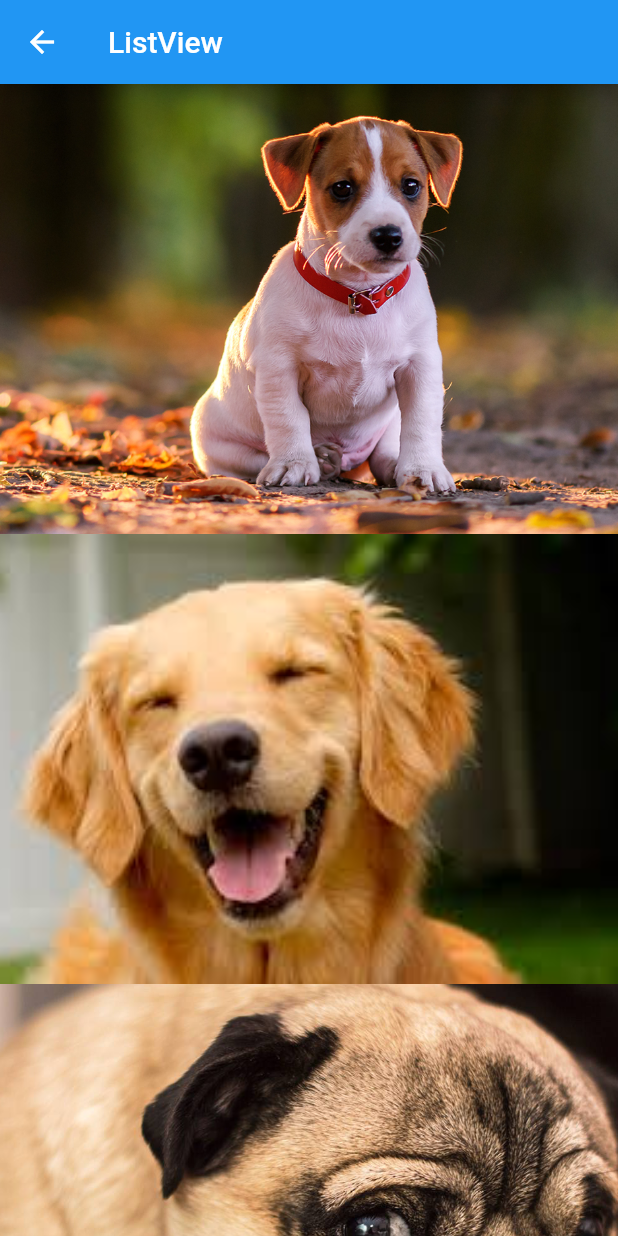
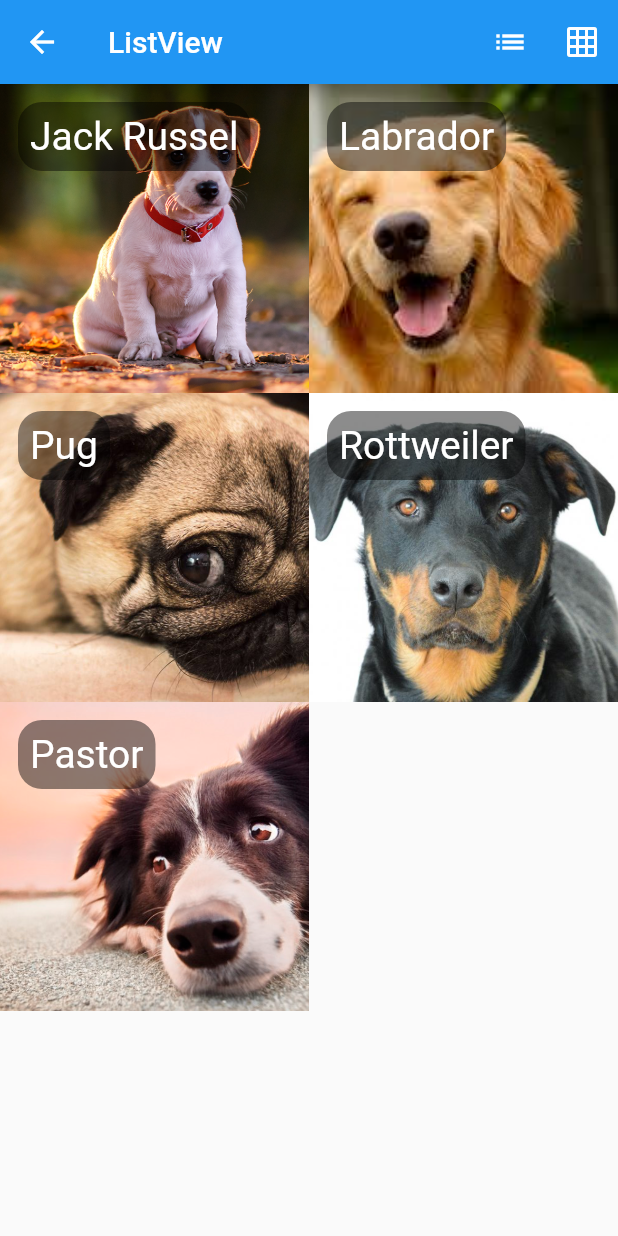
Before and after one commit to devbrunorm/flutter-aula01, a Flutter app: the HelloListView screen opened directly, on a phone screen of 412 x 824 dp. Run offline on Flutter 3.47's test engine with Material 2 defaults, Android fonts, the phone set to English and light mode, and no system bars.

Commit message:
Adicionados os botões de mudar a visulização entre grade e lista na tela do ListView

```diff
--- a/lib/pages/hello_listview.dart
+++ b/lib/pages/hello_listview.dart
@@ -7,21 +7,42 @@ class Dog {
   Dog(this.nome, this.foto);
 }
 
-class HelloListView extends StatelessWidget {
-  const HelloListView({Key? key}) : super(key: key);
+class HelloListView extends StatefulWidget {
+
+  @override
+  State<HelloListView> createState() => _HelloListViewState();
+}
+
+class _HelloListViewState extends State<HelloListView> {
+  bool _gridView = true;
 
   @override
   Widget build(BuildContext context) {
     return Scaffold(
       appBar: AppBar(
         title: Text("ListView"),
+        actions: <Widget>[
+          IconButton(
+              icon: Icon(Icons.list),
+              onPressed: () {
+                setState(() {
+                  _gridView = false;
+                });
+              }),
+          IconButton(
+              icon: Icon(Icons.grid_on),
+              onPressed: () {
+                setState(() {
+                  _gridView = true;
+                });
+              }),
+        ],
       ),
       body: _body(),
     );
   }
 
   _body() {
-
     List<Dog> dogs = [
       Dog("Jack Russel", "assets/images/dog1.png"),
       Dog("Labrador", "assets/images/dog2.png"),
@@ -29,15 +50,52 @@ class HelloListView extends StatelessWidget {
       Dog("Rottweiler", "assets/images/dog4.png"),
       Dog("Pastor", "assets/images/dog5.png"),
     ];
+    if (_gridView) {
+      return GridView.builder(
+          itemCount: dogs.length,
+          gridDelegate: SliverGridDelegateWithFixedCrossAxisCount(
+            crossAxisCount: 2,
+          ),
+          itemBuilder: (BuildContext context, int index) {
+            return _itemView(dogs, index);
+          });
+    } else {
+      return ListView.builder(
+          itemCount: dogs.length,
+          itemExtent: 300,
+          itemBuilder: (BuildContext context, int index) {
+            return _itemView(dogs, index);
+          });
+    }
+  }
 
-    return ListView.builder(
-      itemCount: dogs.length,
-        itemExtent: 300,
-        itemBuilder: (context, index) {
-          Dog dog = dogs[index];
-          return _img(dog.foto);
-        }
-        );
+  _itemView(List<Dog> dogs, int index) {
+    Dog dog = dogs[index];
+
+    return Stack(
+      fit: StackFit.expand,
+      children: <Widget>[
+        _img(dog.foto),
+        Align(
+          alignment: Alignment.topLeft,
+          child: Container(
+            margin: EdgeInsets.all(12),
+            padding: EdgeInsets.all(8),
+            decoration: BoxDecoration(
+              color: Colors.black45,
+              borderRadius: BorderRadius.circular(16),
+            ),
+            child: Text(
+              dog.nome,
+              style: TextStyle(
+                fontSize: 26,
+                color: Colors.white,
+              ),
+            ),
+          ),
+        ),
+      ],
+    );
   }
 
   _img(String img) {
```
